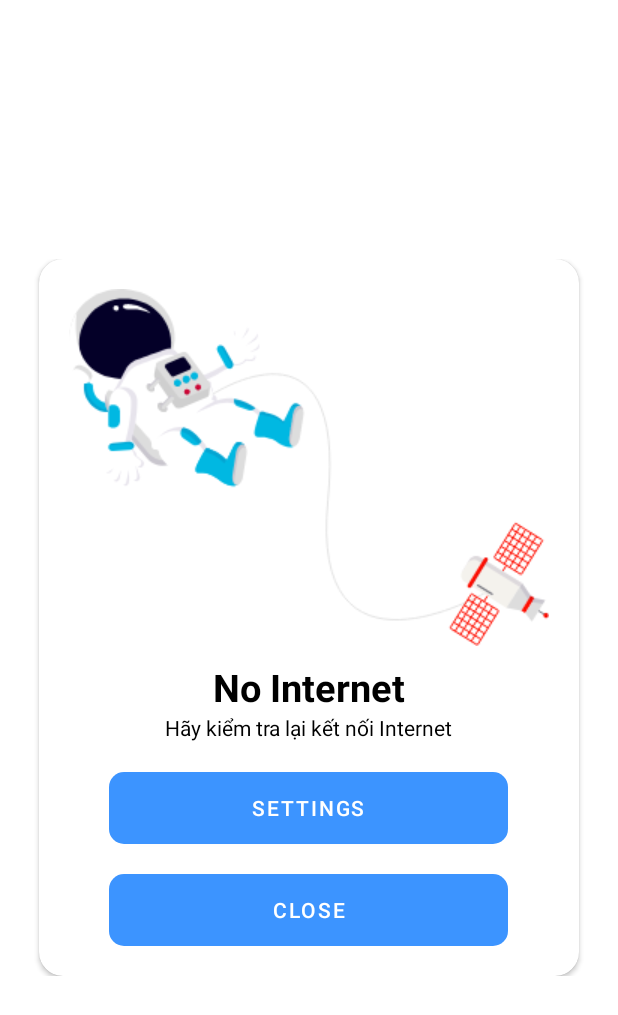
After one commit to Long18/FitnessCare, an Android app: the layout dialog_no_internet.xml on its own in the app's theme, with its tools: preview values and no code run, on a phone screen of 412 x 824 dp. The commit adds this screen. Shown: the top 1015 px of the screen. Run offline under Robolectric (Android 15) with nearby library versions, the phone set to English and light mode, and no system bars.

Commit message:
Update No Internet

```diff
--- a/app/src/main/java/com/william/Fitness/Login/WelcomeStartUpScreen.java
+++ b/app/src/main/java/com/william/Fitness/Login/WelcomeStartUpScreen.java
@@ -3,14 +3,20 @@ package com.william.Fitness.Login;
 import androidx.appcompat.app.AppCompatActivity;
 
 import android.app.ActivityOptions;
+import android.app.Dialog;
+import android.content.Context;
 import android.content.Intent;
+import android.net.ConnectivityManager;
+import android.net.NetworkInfo;
 import android.os.Bundle;
+import android.provider.Settings;
 import android.util.Pair;
 import android.view.View;
 import android.view.WindowManager;
 import android.widget.Button;
 import android.widget.ImageView;
 import android.widget.TextView;
+import android.widget.Toast;
 
 import com.google.firebase.database.DatabaseReference;
 import com.google.firebase.database.FirebaseDatabase;
@@ -43,7 +49,34 @@ public class WelcomeStartUpScreen extends AppCompatActivity {
 
     }
 
+
+
+
+    public void showDialog(){
+        final Dialog noInternet = new Dialog(this, R.style.df_dialog);
+        noInternet.setContentView(R.layout.dialog_no_internet);
+        noInternet.findViewById(R.id.btnOpenInternet).setOnClickListener(new View.OnClickListener() {
+            @Override
+            public void onClick(View v) {
+                startActivity(new Intent(Settings.ACTION_WIFI_SETTINGS));
+            }
+        });
+        noInternet.findViewById(R.id.btnCloseInternet).setOnClickListener(new View.OnClickListener() {
+            @Override
+            public void onClick(View v) {
+                startActivity(new Intent(getApplicationContext(),WelcomeStartUpScreen.class));
+            }
+        });
+        noInternet.show();
+    }
+
     public void callLoginScreen(View view) {
+
+        if (!isNotConnected(this)){
+            showDialog();
+            return;
+        }
+
         Intent intent = new Intent(getApplicationContext(), Login.class);
 
         Pair[] pairs = new Pair[1];
@@ -51,9 +84,30 @@ public class WelcomeStartUpScreen extends AppCompatActivity {
 
         ActivityOptions options = ActivityOptions.makeSceneTransitionAnimation(WelcomeStartUpScreen.this,pairs);
         startActivity(intent,options.toBundle());
+
+    }
+
+    private boolean isNotConnected(WelcomeStartUpScreen welcomeStartUpScreen) {
+        ConnectivityManager connectivityManager = (ConnectivityManager) welcomeStartUpScreen.getSystemService(Context.CONNECTIVITY_SERVICE);
+
+        NetworkInfo wifiConn = connectivityManager.getNetworkInfo(ConnectivityManager.TYPE_WIFI);
+        NetworkInfo dataConn = connectivityManager.getNetworkInfo(ConnectivityManager.TYPE_MOBILE);
+
+        if ((wifiConn!=null && wifiConn.isConnected() || dataConn != null && dataConn.isConnected())) {
+            return true;
+        }else{
+            return false;
+        }
     }
 
     public void callSigupScreen(View view){
+
+        if (!isNotConnected(this)){
+            showDialog();
+            return;
+        }
+
+
         Intent intent = new Intent(getApplicationContext(),Register.class);
         startActivity(intent);
     }
--- /dev/null
+++ b/app/src/main/res/drawable/onboarding_button.xml
@@ -0,0 +1,23 @@
+<?xml version="1.0" encoding="utf-8"?>
+<shape xmlns:android="http://schemas.android.com/apk/res/android" android:shape="rectangle" >
+    <corners
+        android:radius="10dp"
+        />
+    <gradient
+        android:angle="0"
+        android:centerX="35%"
+        android:startColor="#3C94FF"
+        android:endColor="#0C4492"
+        android:type="linear"
+        />
+    <padding
+        android:left="0dp"
+        android:top="0dp"
+        android:right="0dp"
+        android:bottom="0dp"
+        />
+    <size
+        android:width="266dp"
+        android:height="46dp"
+        />
+</shape>
--- /dev/null
+++ b/app/src/main/res/layout/dialog_no_internet.xml
@@ -0,0 +1,77 @@
+<?xml version="1.0" encoding="utf-8"?>
+<LinearLayout xmlns:android="http://schemas.android.com/apk/res/android"
+    xmlns:app="http://schemas.android.com/apk/res-auto"
+    xmlns:tools="http://schemas.android.com/tools"
+    android:id="@+id/dialogParent"
+    style="@style/df_dialog_layout">
+
+    <androidx.cardview.widget.CardView
+        android:layout_width="wrap_content"
+        android:layout_height="wrap_content"
+        android:elevation="10dp"
+        android:gravity="center"
+        app:cardBackgroundColor="@color/whiteCardColor"
+        app:cardCornerRadius="16dp">
+
+        <LinearLayout
+            android:id="@+id/topInternet"
+            android:layout_width="wrap_content"
+            android:layout_height="wrap_content"
+            android:layout_margin="20dp"
+            android:orientation="vertical">
+
+
+            <ImageView
+                android:layout_width="wrap_content"
+                android:layout_height="wrap_content"
+                android:layout_gravity="center"
+                android:src="@drawable/no_internet_image" />
+
+            <TextView
+                style="@style/homeHeading"
+                android:layout_gravity="center"
+                android:layout_marginTop="10dp"
+                android:text="No Internet"
+                android:textColor="@color/blackTextColor"
+                android:textSize="@dimen/headerTextSize" />
+
+            <TextView
+                android:id="@+id/spinAndWinReward"
+                style="@style/learnhubTitleText"
+                android:layout_width="wrap_content"
+                android:layout_height="wrap_content"
+                android:layout_gravity="center"
+                android:text="Hãy kiểm tra lại kết nối Internet"
+                android:textSize="14dp"
+                android:textStyle="normal" />
+
+
+            <Button
+                android:id="@+id/btnOpenInternet"
+                android:layout_width="wrap_content"
+                android:layout_height="wrap_content"
+                android:layout_gravity="center"
+                android:layout_marginTop="20dp"
+                android:background="@drawable/onboarding_button"
+                android:gravity="center"
+                android:text="Settings"
+                android:textColor="@color/whiteTextColor" />
+
+            <Button
+                android:id="@+id/btnCloseInternet"
+                android:layout_width="wrap_content"
+                android:layout_height="wrap_content"
+                android:layout_gravity="center"
+                android:layout_marginTop="20dp"
+                android:background="@drawable/onboarding_button"
+                android:gravity="center"
+                android:text="Close"
+                android:textColor="@color/whiteTextColor" />
+
+
+        </LinearLayout>
+
+    </androidx.cardview.widget.CardView>
+
+
+</LinearLayout>
--- a/app/src/main/res/values/colors.xml
+++ b/app/src/main/res/values/colors.xml
@@ -26,4 +26,8 @@
     <color name="blackTextColor">#000</color>
     <color name="profileEditTextColor">#707070</color>
 
+    <!--colors for no internet-->
+    <color name="df_transparent_black_background">#80000000</color>
+    <color name="whiteCardColor">#fff</color>
+
 </resources>
--- a/app/src/main/res/values/dimens.xml
+++ b/app/src/main/res/values/dimens.xml
@@ -7,4 +7,7 @@
     <dimen name="app_bar_height">180dp</dimen>
     <dimen name="fab_margin">16dp</dimen>
     <dimen name="text_margin">16dp</dimen>
+
+    <dimen name="contentTextSize">16dp</dimen>
+
 </resources>
--- a/app/src/main/res/values/styles.xml
+++ b/app/src/main/res/values/styles.xml
@@ -147,5 +147,44 @@
         <item name="colorControlHighlight">@color/colorAccent</item>
     </style>
 
+    <!--styles for internet dialog-->
+
+    <style name="parent">
+        <item name="android:layout_width">match_parent</item>
+        <item name="android:layout_height">wrap_content</item>
+    </style>
+
+
+    <style name="df_dialog_layout">
+        <item name="android:layout_width">match_parent</item>
+        <item name="android:layout_height">wrap_content</item>
+        <item name="android:orientation">vertical</item>
+        <item name="android:gravity">center</item>
+        <item name="android:layout_gravity">center</item>
+        <item name="android:padding">10dp</item>
+    </style>
+
+    <style name="df_dialog">
+        <item name="android:layout_width">wrap_content</item>
+        <item name="android:layout_height">wrap_content</item>
+        <item name="android:windowBackground">@color/df_transparent_black_background</item>
+        <item name="android:windowIsFloating">false</item>
+        <item name="android:windowNoTitle">true</item>
+        <item name="android:layout_centerInParent">true</item>
+    </style>
+
+    <style name="homeHeading" parent="viewParent">
+        <item name="android:textSize">@dimen/headerTextSize</item>
+        <item name="android:textColor">@color/whiteTextColor</item>
+        <item name="android:textStyle">bold</item>
+    </style>
+
+    <style name="learnhubTitleText" parent="parent">
+        <item name="android:textSize">@dimen/contentTextSize</item>
+        <item name="android:textColor">@color/blackTextColor</item>
+        <item name="android:textStyle">bold</item>
+    </style>
+
+    <!--styles for internet dialog ends here-->
 
 </resources>
```
Also changed, not shown: app/src/main/java/com/william/Fitness/Login/Login.java (+7 -0 lines), app/src/main/res/drawable/no_internet_image.png (added).
